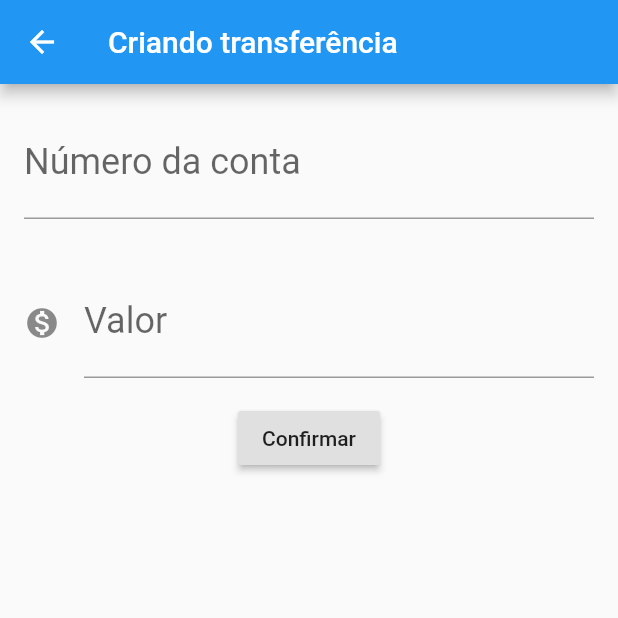
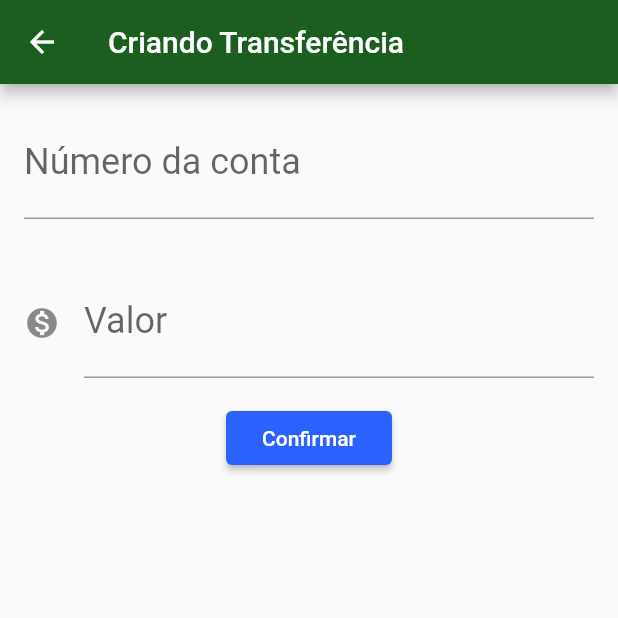
Before and after one commit to vinimarcili/learn-flutter, a Flutter app: the screen it shows after launch, after a tap on the "add" icon, on a phone screen of 412 x 824 dp, the top half of it. Run offline on Flutter 3.47's test engine with Material 2 defaults, Android fonts, the phone set to English and light mode, and no system bars.

Commit message:
:sparkles: Finish

```diff
--- /dev/null
+++ b/lib/components/item.dart
@@ -0,0 +1,21 @@
+import 'package:bytebank/models/transfer.dart';
+import 'package:flutter/cupertino.dart';
+import 'package:flutter/material.dart';
+
+class Item extends StatelessWidget {
+
+  final Transfer _transfer;
+
+  Item(this._transfer);
+
+  @override
+  Widget build(BuildContext context) {
+    return Card(
+      child: ListTile(
+        leading: Icon(Icons.monetization_on),
+        title: Text(_transfer.value.toString()),
+        subtitle: Text(_transfer.account),
+      )
+    );
+  }
+}
--- /dev/null
+++ b/lib/components/text-input.dart
@@ -0,0 +1,33 @@
+import 'package:flutter/cupertino.dart';
+import 'package:flutter/material.dart';
+
+class TextInput extends StatelessWidget {
+
+  final TextEditingController controller;
+  final String label;
+  final String placeholder;
+  final IconData icon;
+
+  TextInput({
+    this.controller, this.label, this.placeholder, this.icon
+  });
+
+  @override
+  Widget build(BuildContext context) {
+    return Padding(
+      padding: const EdgeInsets.all(16.0),
+      child: TextField(
+        controller: controller,
+        style: TextStyle(
+          fontSize: 24.0
+        ),
+        decoration: InputDecoration(
+          labelText: label,
+          hintText: placeholder,
+          icon: (icon != null) ? Icon(icon) : null,
+        ),
+        keyboardType: TextInputType.number,
+      ),
+    );
+  }
+}
--- a/lib/main.dart
+++ b/lib/main.dart
@@ -1,4 +1,5 @@
 import 'package:flutter/material.dart';
+import 'package:bytebank/views/transfer/list.dart';
 
 void main() => runApp(
   BytebankApp()
@@ -8,168 +9,16 @@ class BytebankApp extends StatelessWidget {
   @override
   Widget build(BuildContext context) {
     return MaterialApp(
-      home: Scaffold(
-        body: TransferList(),
+      theme: ThemeData(
+        primaryColor: Colors.green[900],
+        accentColor: Colors.blueAccent[700],
+        buttonTheme: ButtonThemeData(
+          buttonColor: Colors.blueAccent[700],
+          textTheme: ButtonTextTheme.primary
+        )
       ),
+      home: TransferList(),
       debugShowCheckedModeBanner: false,
     );
   }
 }
-
-class TransferListState extends State<TransferList> {
- @override
-  Widget build(BuildContext context) {
-    return Scaffold(
-      body: ListView.builder(
-        itemCount: widget._transfers.length,
-        itemBuilder: (context, index) {
-          final item = widget._transfers[index];
-          return Item(item);
-        },
-      ),
-      appBar: AppBar(
-        title: const Text('Transferências'),
-      ),
-      floatingActionButton: FloatingActionButton(
-        child: Icon(Icons.add),
-        onPressed: () {
-          final Future<Transfer> future = Navigator.push(context, MaterialPageRoute(
-            builder: (context) => FormTransfer()
-          ));
-          future.then((transfer) {
-            Future.delayed(Duration(seconds: 1), () {
-              if (transfer != null) {
-                setState(() {
-                  widget._transfers.add(transfer);
-                });
-              }
-            });
-          });
-        },
-      ),
-    );
-  }
-}
-
-class TransferList extends StatefulWidget {
-
-  final List<Transfer> _transfers = List();
-
-  @override
-  State<StatefulWidget> createState() {
-    return TransferListState();
-  }
-}
-
-class Item extends StatelessWidget {
-
-  final Transfer _transfer;
-
-  Item(this._transfer);
-
-  @override
-  Widget build(BuildContext context) {
-    return Card(
-      child: ListTile(
-        leading: Icon(Icons.monetization_on),
-        title: Text(_transfer.value.toString()),
-        subtitle: Text(_transfer.account),
-      )
-    );
-  }
-}
-
-class Transfer {
-  final double value;
-  final String account;
-
-  Transfer(this.value, this.account);
-
-  @override
-  String toString() {
-    return 'Transferência{valor: $value}, {conta: $account}';
-  }
-}
-
-class FormTransferState extends State<FormTransfer> {
-  final TextEditingController _controllerAccount = TextEditingController();
-  final TextEditingController _controllerValue = TextEditingController();
-
-  @override
-  Widget build(BuildContext context) {
-    return Scaffold(
-      body: SingleChildScrollView(
-        child: Column(
-          children: <Widget>[
-            TextInput(
-              controller: _controllerAccount,
-              label: 'Número da conta',
-              placeholder: '123123-X'
-            ),
-            TextInput(
-              controller: _controllerValue,
-              label: 'Valor',
-              placeholder: '50.00',
-              icon: Icons.monetization_on
-            ),
-            RaisedButton(
-              child: Text('Confirmar'),
-              onPressed: () => _buildTransfer(context),
-            )
-          ]
-        ),
-      ),
-      appBar: AppBar(
-        title: const Text('Criando transferência'),
-      ),
-    );
-  }
-
-  void _buildTransfer(context) {
-    final String account = _controllerAccount.text;
-    final double value = double.tryParse(_controllerValue.text);
-    if(account != null && value != null){
-      final newTransfer = Transfer(value, account);
-      Navigator.pop(context, newTransfer);
-    }
-  }
-}
-
-class FormTransfer extends StatefulWidget {
-  @override
-  State<StatefulWidget> createState() {
-    return FormTransferState();
-  }
-}
-
-
-class TextInput extends StatelessWidget {
-
-  final TextEditingController controller;
-  final String label;
-  final String placeholder;
-  final IconData icon;
-
-  TextInput({
-    this.controller, this.label, this.placeholder, this.icon
-  });
-
-  @override
-  Widget build(BuildContext context) {
-    return Padding(
-      padding: const EdgeInsets.all(16.0),
-      child: TextField(
-        controller: controller,
-        style: TextStyle(
-          fontSize: 24.0
-        ),
-        decoration: InputDecoration(
-          labelText: label,
-          hintText: placeholder,
-          icon: (icon != null) ? Icon(icon) : null,
-        ),
-        keyboardType: TextInputType.number,
-      ),
-    );
-  }
-}
--- /dev/null
+++ b/lib/models/transfer.dart
@@ -0,0 +1,11 @@
+class Transfer {
+  final double value;
+  final String account;
+
+  Transfer(this.value, this.account);
+
+  @override
+  String toString() {
+    return 'Transferência{valor: $value}, {conta: $account}';
+  }
+}
--- /dev/null
+++ b/lib/views/transfer/form.dart
@@ -0,0 +1,62 @@
+import 'package:bytebank/components/text-input.dart';
+import 'package:bytebank/models/transfer.dart';
+import 'package:flutter/cupertino.dart';
+import 'package:flutter/material.dart';
+
+const _title = 'Criando Transferência';
+const _labelAccount = 'Número da conta';
+const _labelValue = 'Valor';
+const _placeholderAccount = '123123-X';
+const _placeholderValue = '50.00';
+const _confirm = 'Confirmar';
+
+class FormTransferState extends State<FormTransfer> {
+  final TextEditingController _controllerAccount = TextEditingController();
+  final TextEditingController _controllerValue = TextEditingController();
+
+  @override
+  Widget build(BuildContext context) {
+    return Scaffold(
+      body: SingleChildScrollView(
+        child: Column(
+          children: <Widget>[
+            TextInput(
+              controller: _controllerAccount,
+              label: _labelAccount,
+              placeholder: _placeholderAccount
+            ),
+            TextInput(
+              controller: _controllerValue,
+              label: _labelValue,
+              placeholder: _placeholderValue,
+              icon: Icons.monetization_on
+            ),
+            RaisedButton(
+              child: Text(_confirm),
+              onPressed: () => _buildTransfer(context),
+            )
+          ]
+        ),
+      ),
+      appBar: AppBar(
+        title: const Text(_title),
+      ),
+    );
+  }
+
+  void _buildTransfer(context) {
+    final String account = _controllerAccount.text;
+    final double value = double.tryParse(_controllerValue.text);
+    if(account != null && value != null){
+      final newTransfer = Transfer(value, account);
+      Navigator.pop(context, newTransfer);
+    }
+  }
+}
+
+class FormTransfer extends StatefulWidget {
+  @override
+  State<StatefulWidget> createState() {
+    return FormTransferState();
+  }
+}
--- /dev/null
+++ b/lib/views/transfer/list.dart
@@ -0,0 +1,52 @@
+import 'package:bytebank/components/item.dart';
+import 'package:bytebank/models/transfer.dart';
+import 'package:bytebank/views/transfer/form.dart';
+import 'package:flutter/cupertino.dart';
+import 'package:flutter/material.dart';
+
+const _title = 'Transferências';
+
+class TransferListState extends State<TransferList> {
+ @override
+  Widget build(BuildContext context) {
+    return Scaffold(
+      body: ListView.builder(
+        itemCount: widget._transfers.length,
+        itemBuilder: (context, index) {
+          final item = widget._transfers[index];
+          return Item(item);
+        },
+      ),
+      appBar: AppBar(
+        title: const Text(_title),
+      ),
+      floatingActionButton: FloatingActionButton(
+        child: Icon(Icons.add),
+        onPressed: () {
+          Navigator.push(context, MaterialPageRoute(
+            builder: (context) => FormTransfer()
+          ))
+          .then((transfer) => update(transfer));
+        },
+      ),
+    );
+  }
+
+  void update(Transfer transfer) {
+    if (transfer != null) {
+      setState(() {
+        widget._transfers.add(transfer);
+      });
+    }
+  }
+}
+
+class TransferList extends StatefulWidget {
+
+  final List<Transfer> _transfers = List();
+
+  @override
+  State<StatefulWidget> createState() {
+    return TransferListState();
+  }
+}
```
Also changed, not shown: 1 other file.
